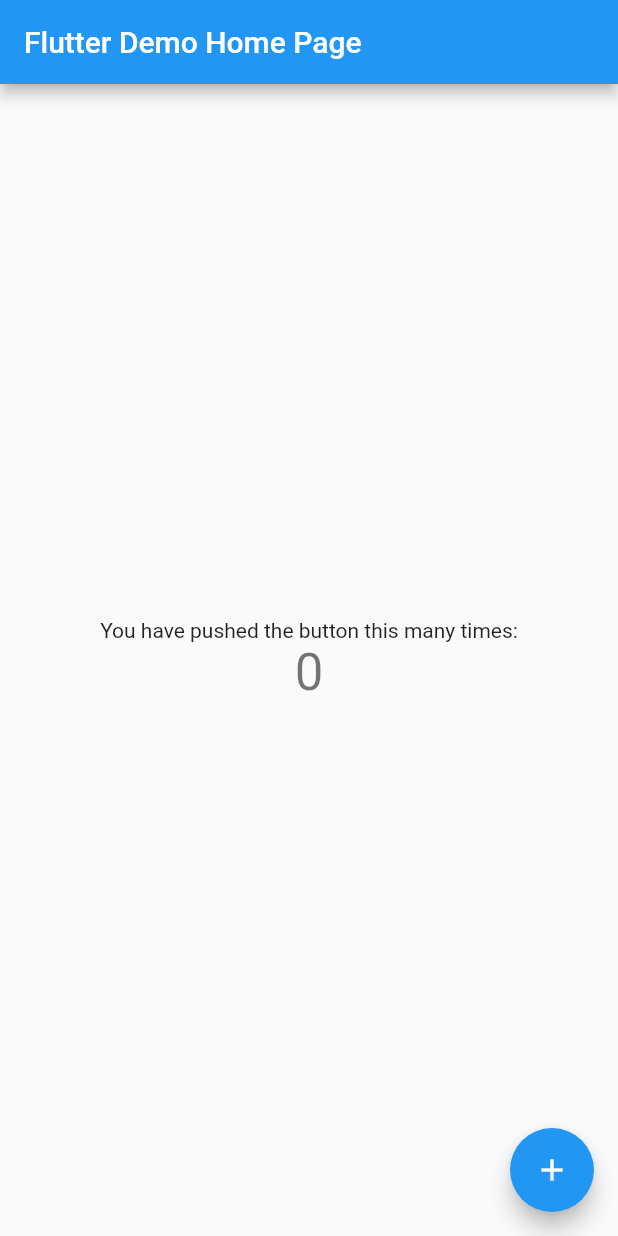
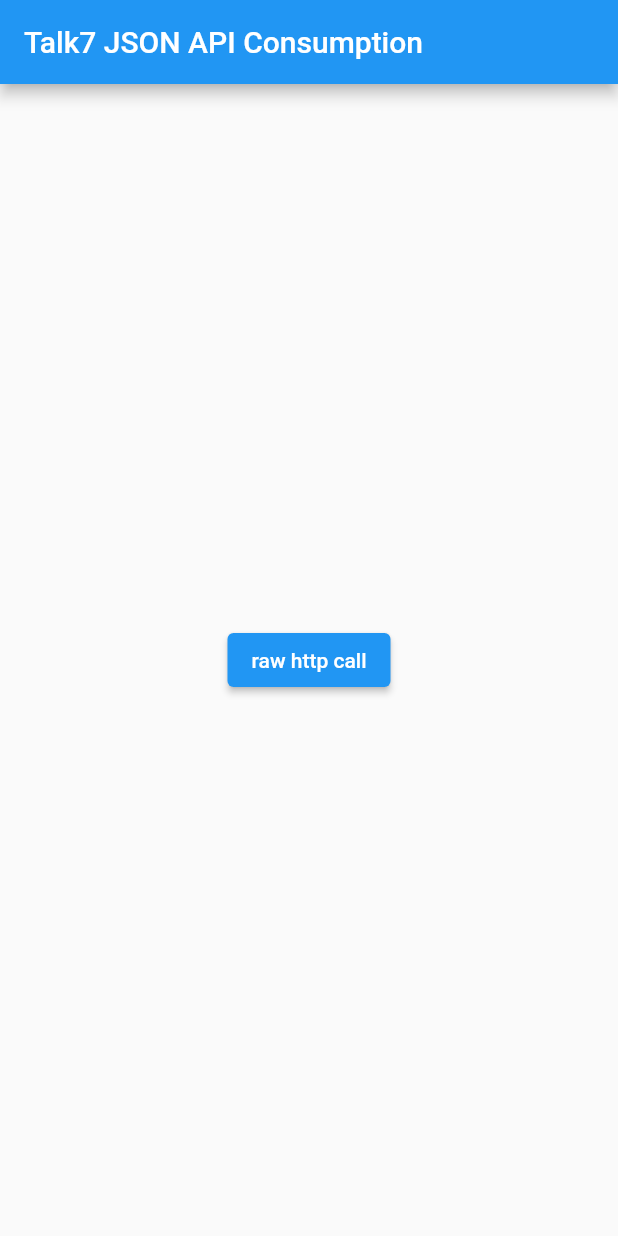
Before and after one commit to en237/flutter_talk7, a Flutter app: the screen it shows after launch, on a phone screen of 412 x 824 dp. Run offline on Flutter 3.47's test engine with Material 2 defaults, Android fonts, the phone set to English and light mode, and no system bars.

Commit message:
raw http request implementation

```diff
--- a/lib/main.dart
+++ b/lib/main.dart
@@ -1,4 +1,5 @@
 import 'package:flutter/material.dart';
+import 'package:flutter_talk7/src/ui/ui.dart';
 
 void main() {
   runApp(MyApp());
@@ -11,107 +12,34 @@ class MyApp extends StatelessWidget {
     return MaterialApp(
       title: 'Flutter Demo',
       theme: ThemeData(
-        // This is the theme of your application.
-        //
-        // Try running your application with "flutter run". You'll see the
-        // application has a blue toolbar. Then, without quitting the app, try
-        // changing the primarySwatch below to Colors.green and then invoke
-        // "hot reload" (press "r" in the console where you ran "flutter run",
-        // or simply save your changes to "hot reload" in a Flutter IDE).
-        // Notice that the counter didn't reset back to zero; the application
-        // is not restarted.
         primarySwatch: Colors.blue,
-        // This makes the visual density adapt to the platform that you run
-        // the app on. For desktop platforms, the controls will be smaller and
-        // closer together (more dense) than on mobile platforms.
         visualDensity: VisualDensity.adaptivePlatformDensity,
       ),
-      home: MyHomePage(title: 'Flutter Demo Home Page'),
+      home: IndexPage(),
     );
   }
 }
 
-class MyHomePage extends StatefulWidget {
-  MyHomePage({Key key, this.title}) : super(key: key);
-
-  // This widget is the home page of your application. It is stateful, meaning
-  // that it has a State object (defined below) that contains fields that affect
-  // how it looks.
-
-  // This class is the configuration for the state. It holds the values (in this
-  // case the title) provided by the parent (in this case the App widget) and
-  // used by the build method of the State. Fields in a Widget subclass are
-  // always marked "final".
-
-  final String title;
-
-  @override
-  _MyHomePageState createState() => _MyHomePageState();
-}
-
-class _MyHomePageState extends State<MyHomePage> {
-  int _counter = 0;
-
-  void _incrementCounter() {
-    setState(() {
-      // This call to setState tells the Flutter framework that something has
-      // changed in this State, which causes it to rerun the build method below
-      // so that the display can reflect the updated values. If we changed
-      // _counter without calling setState(), then the build method would not be
-      // called again, and so nothing would appear to happen.
-      _counter++;
-    });
-  }
-
+class IndexPage extends StatelessWidget {
   @override
   Widget build(BuildContext context) {
-    // This method is rerun every time setState is called, for instance as done
-    // by the _incrementCounter method above.
-    //
-    // The Flutter framework has been optimized to make rerunning build methods
-    // fast, so that you can just rebuild anything that needs updating rather
-    // than having to individually change instances of widgets.
     return Scaffold(
       appBar: AppBar(
-        // Here we take the value from the MyHomePage object that was created by
-        // the App.build method, and use it to set our appbar title.
-        title: Text(widget.title),
+        title: Text("Talk7 JSON API Consumption"),
       ),
       body: Center(
-        // Center is a layout widget. It takes a single child and positions it
-        // in the middle of the parent.
         child: Column(
-          // Column is also a layout widget. It takes a list of children and
-          // arranges them vertically. By default, it sizes itself to fit its
-          // children horizontally, and tries to be as tall as its parent.
-          //
-          // Invoke "debug painting" (press "p" in the console, choose the
-          // "Toggle Debug Paint" action from the Flutter Inspector in Android
-          // Studio, or the "Toggle Debug Paint" command in Visual Studio Code)
-          // to see the wireframe for each widget.
-          //
-          // Column has various properties to control how it sizes itself and
-          // how it positions its children. Here we use mainAxisAlignment to
-          // center the children vertically; the main axis here is the vertical
-          // axis because Columns are vertical (the cross axis would be
-          // horizontal).
           mainAxisAlignment: MainAxisAlignment.center,
           children: <Widget>[
-            Text(
-              'You have pushed the button this many times:',
-            ),
-            Text(
-              '$_counter',
-              style: Theme.of(context).textTheme.headline4,
+            ElevatedButton(
+              onPressed: () {
+                Navigator.push(context, MaterialPageRoute(builder: (context) => RawHttpPage()));
+              },
+              child: Text("raw http call"),
             ),
           ],
         ),
       ),
-      floatingActionButton: FloatingActionButton(
-        onPressed: _incrementCounter,
-        tooltip: 'Increment',
-        child: Icon(Icons.add),
-      ), // This trailing comma makes auto-formatting nicer for build methods.
     );
   }
 }
--- /dev/null
+++ b/lib/src/ui/playground/playground.dart
@@ -0,0 +1 @@
+export 'raw_http.dart';
--- a/lib/src/ui/ui.dart
+++ b/lib/src/ui/ui.dart
@@ -1,2 +1,3 @@
 export 'albums/albums.dart';
 export 'photos/photos.dart';
+export 'playground/playground.dart';
--- a/pubspec.yaml
+++ b/pubspec.yaml
@@ -3,7 +3,7 @@ description: A new Flutter project.
 
 # The following line prevents the package from being accidentally published to
 # pub.dev using `pub publish`. This is preferred for private packages.
-publish_to: 'none' # Remove this line if you wish to publish to pub.dev
+publish_to: "none" # Remove this line if you wish to publish to pub.dev
 
 # The following defines the version and build number for your application.
 # A version number is three numbers separated by dots, like 1.2.43
@@ -24,10 +24,10 @@ dependencies:
   flutter:
     sdk: flutter
 
-
   # The following adds the Cupertino Icons font to your application.
   # Use with the CupertinoIcons class for iOS style icons.
   cupertino_icons: ^1.0.0
+  http: ^0.12.2
 
 dev_dependencies:
   flutter_test:
@@ -38,7 +38,6 @@ dev_dependencies:
 
 # The following section is specific to Flutter.
 flutter:
-
   # The following line ensures that the Material Icons font is
   # included with your application, so that you can use the icons in
   # the material Icons class.
```
Also changed, not shown: lib/src/ui/playground/raw_http.dart (added, +29 -0 lines), pubspec.lock.
